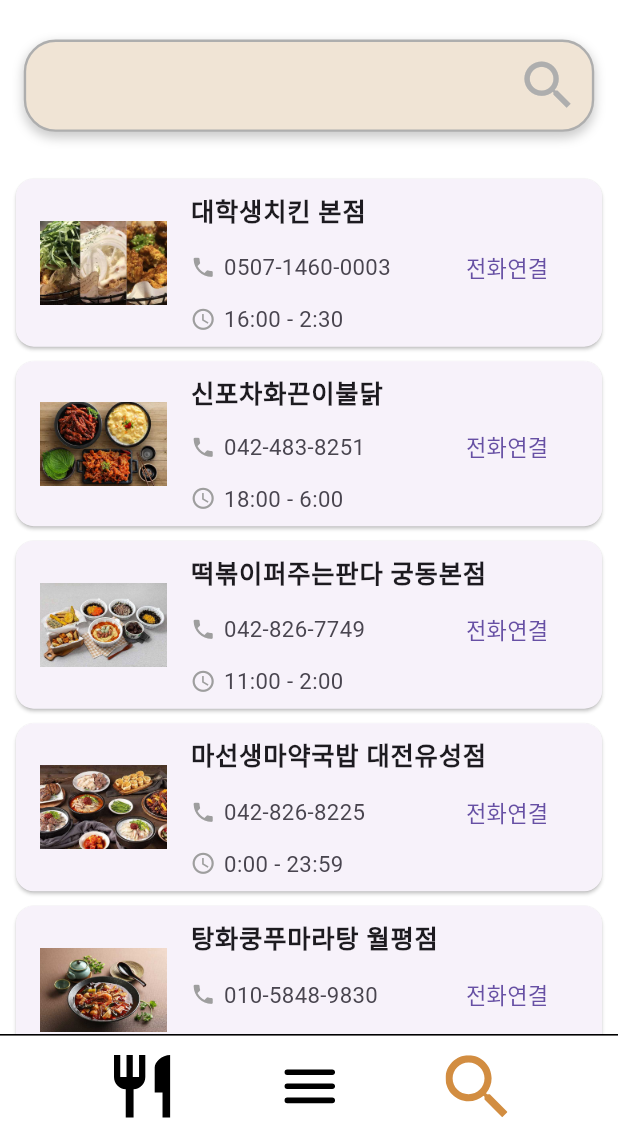
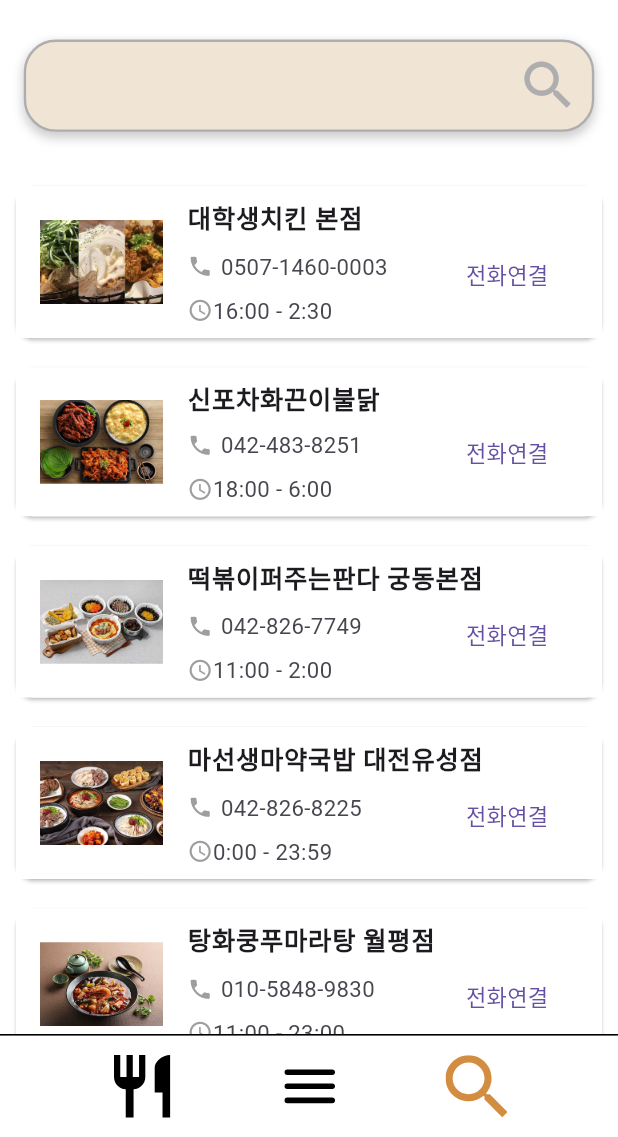
Before and after one commit to eodudrepublic/kaist_delivery, a Flutter app: the screen it shows after launch, item 3 of the bottom bar chosen, on a phone screen of 412 x 824 dp, the part 99-1236 px from its top. Run offline on Flutter 3.47's test engine with Material 3 defaults, Android fonts, the phone set to English and light mode, and no system bars; our stand-ins replace flutter_screenutil, flutter_svg, get.

Commit message:
refactor - restaurant_list_card: 구조 및 배경 색 수정

```diff
--- a/lib/common/app_colors.dart
+++ b/lib/common/app_colors.dart
@@ -1,10 +1,10 @@
 import 'package:flutter/material.dart';
 
 class AppColors {
-  // AppBar, Icon 등에 쓰이는 주황색 + 노랑색?
+  // AppBar, Icon 등에 쓰이는 연노랑색
   static const Color mainThemeColor = Color(0xFFF8C87B);
 
-  // 검색 위젯에 쓰이는 옅은 색
+  // 검색 위젯에 쓰이는 회색+노랑색
   static const Color searchBackgroundColor = Color(0xFFF0E4D5);
 
   // 검색 아이콘에 쓰이는 회색
--- a/lib/view/tab1/restaurant_list_view.dart
+++ b/lib/view/tab1/restaurant_list_view.dart
@@ -10,6 +10,7 @@ class RestaurantListView extends StatelessWidget {
   // GetX를 사용하여 컨트롤러 초기화
   final RestaurantController controller = Get.put(RestaurantController());
 
+  //call 기능
   Future<void> _call(String phoneNumber) async {
     final Uri launchUri = Uri(
       scheme: 'tel',
@@ -24,6 +25,7 @@ class RestaurantListView extends StatelessWidget {
   @override
   Widget build(BuildContext context) {
     return Scaffold(
+      backgroundColor: Colors.white,
       body: Obx(() {
         if (controller.isLoading.value) {
           return const Center(child: CircularProgressIndicator());
--- a/lib/view/tab1/widget/restaurant_card.dart
+++ b/lib/view/tab1/widget/restaurant_card.dart
@@ -14,13 +14,17 @@ class RestaurantCard extends StatelessWidget {
   @override
   Widget build(BuildContext context) {
     return Card(
-      margin: EdgeInsets.symmetric(horizontal: 10.w, vertical: 5.h),
+      margin: EdgeInsets.symmetric(horizontal: 10.w, vertical: 10.h),
       child: ListTile(
-        leading: Image.asset(
+        tileColor: Colors.white,
+        leading: ClipRRect(
+          child: Container(
+            width: 0.2.sw, height: 0.2.sw,
+            child: Image.asset(
               'assets/image/' + restaurant.name + '.jpg',
-          width: 80.w,
-          height: 80.h,
               fit: BoxFit.cover,
+            ),
+          ),
         ),
         title: Text(
           restaurant.name,
@@ -29,9 +33,13 @@ class RestaurantCard extends StatelessWidget {
             fontSize: 16.sp,
           ),
         ),
-        subtitle: Column(
+        subtitle: Row(
           crossAxisAlignment: CrossAxisAlignment.start,
           children: [
+            Column(
+              crossAxisAlignment: CrossAxisAlignment.start,
+              children: [
+                SizedBox(height: 0.01.sh,),
                 Row(
                   children: [
                     Icon(Icons.phone, size: 16.sp, color: Colors.grey),
@@ -39,6 +47,20 @@ class RestaurantCard extends StatelessWidget {
                     Text(
                       restaurant.phone,
                       style: TextStyle(fontSize: 14.sp),
+                    ),
+                  ],
+                ),
+                SizedBox(height: 0.01.sh,),
+                Row(
+                  children: [
+                    Icon(Icons.access_time, size: 16.sp, color: Colors.grey),
+                    Text(
+                      '${restaurant.openTime} - ${restaurant.closeTime}',
+                      style: TextStyle(fontSize: 14.sp),
+                    ),
+                  ],
+                ),
+              ],
             ),
             Spacer(),
             TextButton(
@@ -52,18 +74,6 @@ class RestaurantCard extends StatelessWidget {
             ),
           ],
         ),
-            Row(
-              children: [
-                Icon(Icons.access_time, size: 16.sp, color: Colors.grey),
-                SizedBox(width: 5.w),
-                Text(
-                  '${restaurant.openTime} - ${restaurant.closeTime}',
-                  style: TextStyle(fontSize: 14.sp),
-                ),
-              ],
-            ),
-          ],
-        ),
       ),
     );
   }
```
Lines whose indentation alone changed are shown as unchanged.
